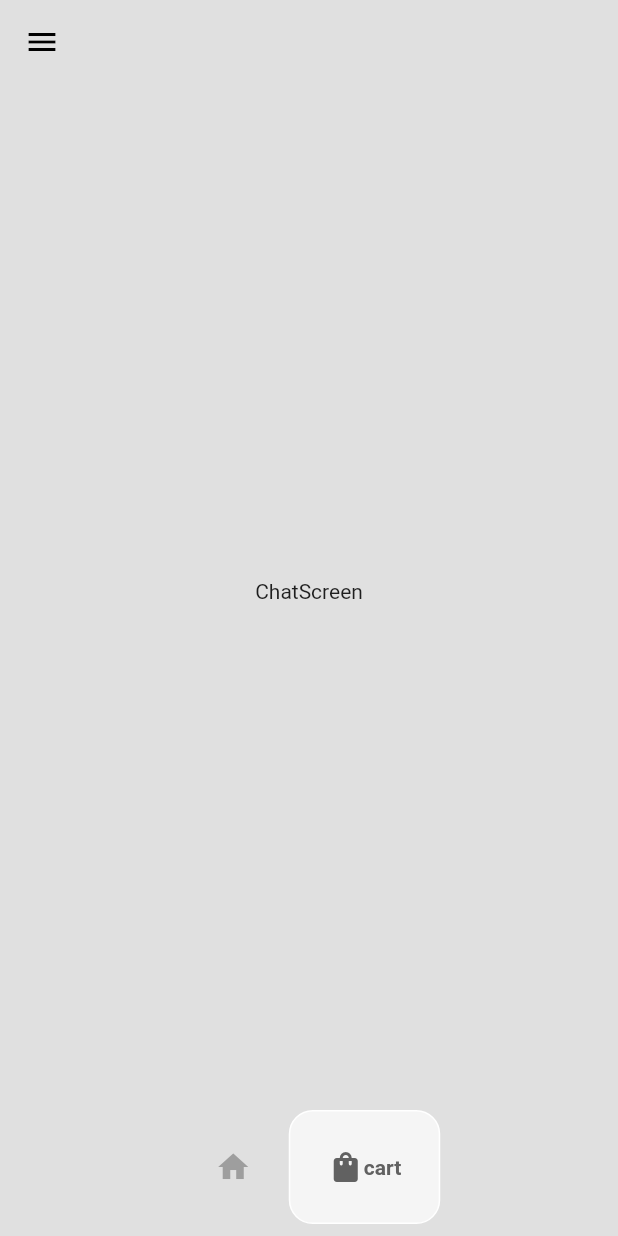
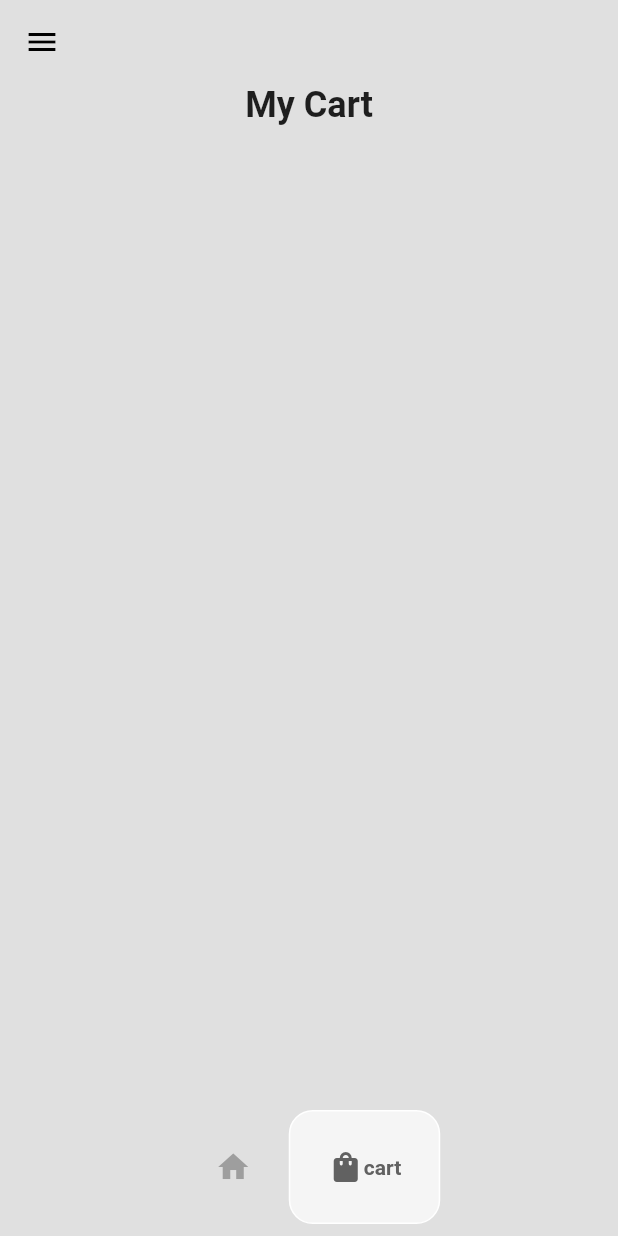
Before and after one commit to patelvishal937/shoeshop, a Flutter app: the HomeScreen screen opened directly, item 2 of the bottom bar chosen, on a phone screen of 412 x 824 dp. Run offline on Flutter 3.47's test engine with Material 2 defaults, Android fonts, the phone set to English and light mode, and no system bars; drawn by our look-alikes of google_nav_bar; our stand-ins replace velocity_x.

Commit message:
complete the application add remove functionality

```diff
--- a/lib/Screens/CartScreen.dart
+++ b/lib/Screens/CartScreen.dart
@@ -1,5 +1,12 @@
+import 'dart:math';
+
 import 'package:flutter/material.dart';
+import 'package:provider/provider.dart';
+import 'package:shoes_shop/models/cartModel.dart';
+import 'package:shoes_shop/models/shoeModel.dart';
 import 'package:velocity_x/velocity_x.dart';
+
+import '../widgets/cartItem.dart';
 
 class CartScreen extends StatefulWidget {
   const CartScreen({super.key});
@@ -11,6 +18,44 @@ class CartScreen extends StatefulWidget {
 class _CartScreenState extends State<CartScreen> {
   @override
   Widget build(BuildContext context) {
-    return Text("ChatScreen").centered();
+    return Consumer<cart>(
+      builder: (context, value, child) => Padding(
+        padding: EdgeInsets.symmetric(horizontal: 25),
+        child: Column(
+          children: [
+            // title
+            const Text(
+              "My Cart",
+              style: TextStyle(
+                fontWeight: FontWeight.bold,
+                fontSize: 24,
+              ),
+            ),
+
+            // Expand size
+
+            SizedBox(
+              height: 10,
+            ),
+            //Shoes item
+
+            Expanded(
+              child: ListView.builder(
+                  itemCount: value.getCartList().length,
+                  itemBuilder: (context, Index) {
+                    // display shoes
+
+                    Shoe IndivisualShoe = value.getCartList()[Index];
+
+                    // Return the cart item
+                    return CartItem(
+                      shoe: IndivisualShoe,
+                    );
+                  }),
+            )
+          ],
+        ),
+      ),
+    );
   }
 }
```
Also changed, not shown: lib/widgets/ShoeTile.dart (+6 -7 lines), lib/widgets/cartItem.dart (added, +38 -0 lines).
